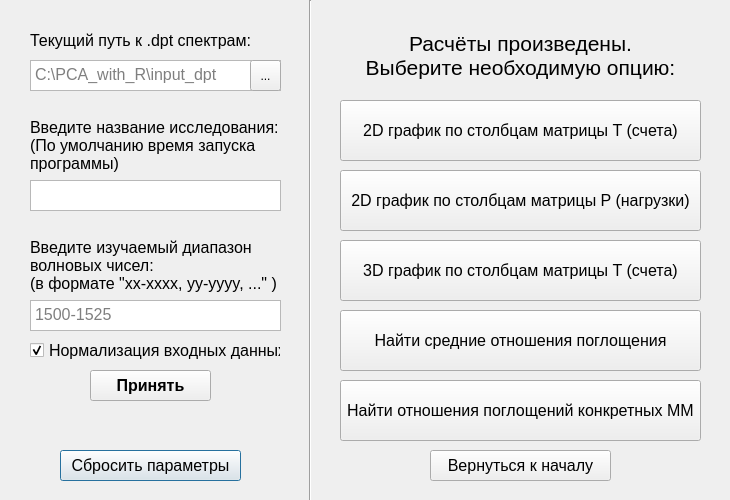
This is interface/SecondWindow.ui in daniil432/PCA_for_IR-spectra_of_blood as Qt 5 draws it before an edit. The edited form follows.
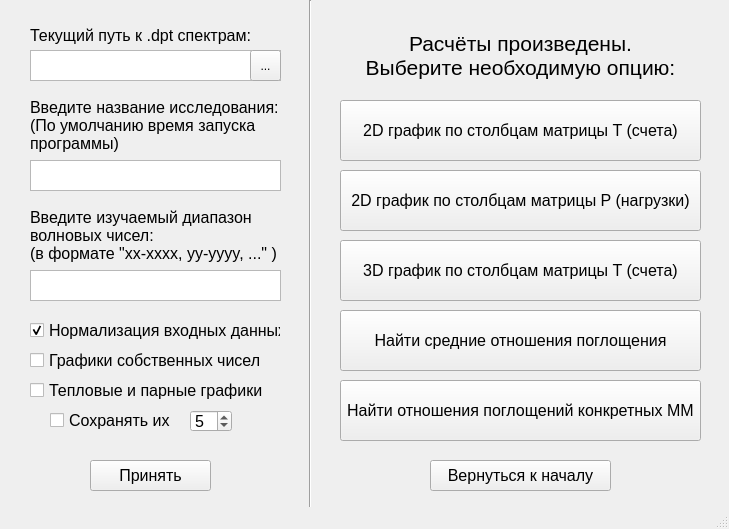
This is the edited form.

The edit to the form file:
```diff
--- a/interface/SecondWindow.ui
+++ b/interface/SecondWindow.ui
@@ -1,193 +1,19 @@
 <?xml version="1.0" encoding="UTF-8"?>
 <ui version="4.0">
- <class>Dialog</class>
- <widget class="QDialog" name="Dialog">
+ <class>MainWindow</class>
+ <widget class="QMainWindow" name="MainWindow">
   <property name="geometry">
    <rect>
     <x>0</x>
     <y>0</y>
-    <width>730</width>
-    <height>500</height>
+    <width>729</width>
+    <height>529</height>
    </rect>
   </property>
   <property name="windowTitle">
-   <string>Dialog</string>
+   <string>MainWindow</string>
   </property>
-  <widget class="QLabel" name="label_2">
-   <property name="geometry">
-    <rect>
-     <x>30</x>
-     <y>110</y>
-     <width>271</width>
-     <height>71</height>
-    </rect>
-   </property>
-   <property name="font">
-    <font>
-     <family>Arial</family>
-     <pointsize>12</pointsize>
-    </font>
-   </property>
-   <property name="mouseTracking">
-    <bool>true</bool>
-   </property>
-   <property name="text">
-    <string>&lt;html&gt;&lt;head/&gt;&lt;body&gt;&lt;p&gt;Введите название исследования:&lt;br/&gt;(По умолчанию время запуска программы)&lt;/p&gt;&lt;/body&gt;&lt;/html&gt;</string>
-   </property>
-   <property name="wordWrap">
-    <bool>true</bool>
-   </property>
-  </widget>
-  <widget class="QCheckBox" name="checkBox">
-   <property name="geometry">
-    <rect>
-     <x>30</x>
-     <y>340</y>
-     <width>251</width>
-     <height>21</height>
-    </rect>
-   </property>
-   <property name="font">
-    <font>
-     <family>Arial</family>
-     <pointsize>12</pointsize>
-    </font>
-   </property>
-   <property name="text">
-    <string>Нормализация входных данных</string>
-   </property>
-   <property name="checked">
-    <bool>true</bool>
-   </property>
-   <property name="tristate">
-    <bool>false</bool>
-   </property>
-  </widget>
-  <widget class="QPushButton" name="clearData">
-   <property name="geometry">
-    <rect>
-     <x>60</x>
-     <y>450</y>
-     <width>181</width>
-     <height>31</height>
-    </rect>
-   </property>
-   <property name="font">
-    <font>
-     <family>Arial</family>
-     <pointsize>12</pointsize>
-    </font>
-   </property>
-   <property name="text">
-    <string>Сбросить параметры</string>
-   </property>
-  </widget>
-  <widget class="QPushButton" name="Loadings_2D">
-   <property name="geometry">
-    <rect>
-     <x>340</x>
-     <y>170</y>
-     <width>361</width>
-     <height>61</height>
-    </rect>
-   </property>
-   <property name="font">
-    <font>
-     <family>Arial</family>
-     <pointsize>12</pointsize>
-    </font>
-   </property>
-   <property name="text">
-    <string>2D график по столбцам матрицы P (нагрузки)</string>
-   </property>
-  </widget>
-  <widget class="QTextEdit" name="Research_name">
-   <property name="geometry">
-    <rect>
-     <x>30</x>
-     <y>180</y>
-     <width>251</width>
-     <height>31</height>
-    </rect>
-   </property>
-   <property name="font">
-    <font>
-     <family>Arial</family>
-     <pointsize>12</pointsize>
-    </font>
-   </property>
-   <property name="html">
-    <string>&lt;!DOCTYPE HTML PUBLIC &quot;-//W3C//DTD HTML 4.0//EN&quot; &quot;http://www.w3.org/TR/REC-html40/strict.dtd&quot;&gt;
-&lt;html&gt;&lt;head&gt;&lt;meta name=&quot;qrichtext&quot; content=&quot;1&quot; /&gt;&lt;style type=&quot;text/css&quot;&gt;
-p, li { white-space: pre-wrap; }
-&lt;/style&gt;&lt;/head&gt;&lt;body style=&quot; font-family:'Arial'; font-size:12pt; font-weight:400; font-style:normal;&quot;&gt;
-&lt;p style=&quot;-qt-paragraph-type:empty; margin-top:0px; margin-bottom:0px; margin-left:0px; margin-right:0px; -qt-block-indent:0; text-indent:0px; font-family:'MS Shell Dlg 2'; font-size:8.25pt;&quot;&gt;&lt;br /&gt;&lt;/p&gt;&lt;/body&gt;&lt;/html&gt;</string>
-   </property>
-  </widget>
-  <widget class="QTextEdit" name="Diapason_choose">
-   <property name="geometry">
-    <rect>
-     <x>30</x>
-     <y>300</y>
-     <width>251</width>
-     <height>31</height>
-    </rect>
-   </property>
-   <property name="font">
-    <font>
-     <family>Arial</family>
-     <pointsize>12</pointsize>
-    </font>
-   </property>
-   <property name="html">
-    <string>&lt;!DOCTYPE HTML PUBLIC &quot;-//W3C//DTD HTML 4.0//EN&quot; &quot;http://www.w3.org/TR/REC-html40/strict.dtd&quot;&gt;
-&lt;html&gt;&lt;head&gt;&lt;meta name=&quot;qrichtext&quot; content=&quot;1&quot; /&gt;&lt;style type=&quot;text/css&quot;&gt;
-p, li { white-space: pre-wrap; }
-&lt;/style&gt;&lt;/head&gt;&lt;body style=&quot; font-family:'Arial'; font-size:12pt; font-weight:400; font-style:normal;&quot;&gt;
-&lt;p style=&quot;-qt-paragraph-type:empty; margin-top:0px; margin-bottom:0px; margin-left:0px; margin-right:0px; -qt-block-indent:0; text-indent:0px; font-family:'MS Shell Dlg 2'; font-size:8.25pt;&quot;&gt;&lt;br /&gt;&lt;/p&gt;&lt;/body&gt;&lt;/html&gt;</string>
-   </property>
-   <property name="placeholderText">
-    <string>1500-1525</string>
-   </property>
-  </widget>
-  <widget class="QLabel" name="label">
-   <property name="geometry">
-    <rect>
-     <x>30</x>
-     <y>20</y>
-     <width>271</width>
-     <height>41</height>
-    </rect>
-   </property>
-   <property name="font">
-    <font>
-     <family>Arial</family>
-     <pointsize>12</pointsize>
-    </font>
-   </property>
-   <property name="text">
-    <string>Текущий путь к .dpt спектрам:</string>
-   </property>
-  </widget>
-  <widget class="QPushButton" name="Scores_3D">
-   <property name="geometry">
-    <rect>
-     <x>340</x>
-     <y>240</y>
-     <width>361</width>
-     <height>61</height>
-    </rect>
-   </property>
-   <property name="font">
-    <font>
-     <family>Arial</family>
-     <pointsize>12</pointsize>
-    </font>
-   </property>
-   <property name="text">
-    <string>3D график по столбцам матрицы T (счета)</string>
-   </property>
-  </widget>
+  <widget class="QWidget" name="centralwidget">
   <widget class="QPushButton" name="Scores_2D">
    <property name="geometry">
     <rect>
@@ -207,11 +33,113 @@
     <string>2D график по столбцам матрицы T (счета)</string>
    </property>
   </widget>
+   <widget class="QPushButton" name="Patients_button">
+    <property name="geometry">
+     <rect>
+      <x>340</x>
+      <y>380</y>
+      <width>361</width>
+      <height>61</height>
+     </rect>
+    </property>
+    <property name="font">
+     <font>
+      <family>Arial</family>
+      <pointsize>12</pointsize>
+     </font>
+    </property>
+    <property name="text">
+     <string>Найти отношения поглощений конкретных ММ</string>
+    </property>
+   </widget>
+   <widget class="QLabel" name="label_4">
+    <property name="enabled">
+     <bool>true</bool>
+    </property>
+    <property name="geometry">
+     <rect>
+      <x>340</x>
+      <y>30</y>
+      <width>361</width>
+      <height>51</height>
+     </rect>
+    </property>
+    <property name="font">
+     <font>
+      <family>Arial</family>
+      <pointsize>16</pointsize>
+     </font>
+    </property>
+    <property name="mouseTracking">
+     <bool>true</bool>
+    </property>
+    <property name="tabletTracking">
+     <bool>false</bool>
+    </property>
+    <property name="acceptDrops">
+     <bool>false</bool>
+    </property>
+    <property name="autoFillBackground">
+     <bool>false</bool>
+    </property>
+    <property name="text">
+     <string>&lt;html&gt;&lt;head/&gt;&lt;body&gt;&lt;p align=&quot;center&quot;&gt;Расчёты произведены.&lt;br/&gt;Выберите необходимую опцию:&lt;/p&gt;&lt;/body&gt;&lt;/html&gt;</string>
+    </property>
+    <property name="scaledContents">
+     <bool>false</bool>
+    </property>
+   </widget>
+   <widget class="QCheckBox" name="checkBox">
+    <property name="geometry">
+     <rect>
+      <x>30</x>
+      <y>320</y>
+      <width>251</width>
+      <height>21</height>
+     </rect>
+    </property>
+    <property name="font">
+     <font>
+      <family>Arial</family>
+      <pointsize>12</pointsize>
+     </font>
+    </property>
+    <property name="text">
+     <string>Нормализация входных данных</string>
+    </property>
+    <property name="checked">
+     <bool>true</bool>
+    </property>
+    <property name="tristate">
+     <bool>false</bool>
+    </property>
+   </widget>
+   <widget class="QPushButton" name="Accept_Button">
+    <property name="geometry">
+     <rect>
+      <x>90</x>
+      <y>460</y>
+      <width>121</width>
+      <height>31</height>
+     </rect>
+    </property>
+    <property name="font">
+     <font>
+      <family>Arial</family>
+      <pointsize>12</pointsize>
+      <weight>50</weight>
+      <bold>false</bold>
+     </font>
+    </property>
+    <property name="text">
+     <string>Принять</string>
+    </property>
+   </widget>
   <widget class="QPushButton" name="Return_home">
    <property name="geometry">
     <rect>
      <x>430</x>
-     <y>450</y>
+      <y>460</y>
      <width>181</width>
      <height>31</height>
     </rect>
@@ -226,49 +154,11 @@
     <string>Вернуться к началу</string>
    </property>
   </widget>
-  <widget class="QPushButton" name="Patients_button">
-   <property name="geometry">
-    <rect>
-     <x>340</x>
-     <y>380</y>
-     <width>361</width>
-     <height>61</height>
-    </rect>
-   </property>
-   <property name="font">
-    <font>
-     <family>Arial</family>
-     <pointsize>12</pointsize>
-    </font>
-   </property>
-   <property name="text">
-    <string>Найти отношения поглощений конкретных ММ</string>
-   </property>
-  </widget>
-  <widget class="QPushButton" name="Average_all">
-   <property name="geometry">
-    <rect>
-     <x>340</x>
-     <y>310</y>
-     <width>361</width>
-     <height>61</height>
-    </rect>
-   </property>
-   <property name="font">
-    <font>
-     <family>Arial</family>
-     <pointsize>12</pointsize>
-    </font>
-   </property>
-   <property name="text">
-    <string>Найти средние отношения поглощения</string>
-   </property>
-  </widget>
   <widget class="QTextEdit" name="pathText">
    <property name="geometry">
     <rect>
      <x>30</x>
-     <y>60</y>
+      <y>50</y>
      <width>251</width>
      <height>31</height>
     </rect>
@@ -287,7 +177,7 @@
 &lt;p style=&quot;-qt-paragraph-type:empty; margin-top:0px; margin-bottom:0px; margin-left:0px; margin-right:0px; -qt-block-indent:0; text-indent:0px;&quot;&gt;&lt;br /&gt;&lt;/p&gt;&lt;/body&gt;&lt;/html&gt;</string>
    </property>
    <property name="placeholderText">
-    <string>C:\PCA_with_R\input_dpt</string>
+     <string/>
    </property>
   </widget>
   <widget class="Line" name="line">
@@ -296,20 +186,104 @@
      <x>300</x>
      <y>0</y>
      <width>20</width>
-     <height>501</height>
+      <height>531</height>
     </rect>
    </property>
    <property name="orientation">
     <enum>Qt::Vertical</enum>
    </property>
   </widget>
-  <widget class="QLabel" name="Error_Message">
+   <widget class="QLabel" name="label_2">
    <property name="geometry">
     <rect>
-     <x>20</x>
+      <x>30</x>
+      <y>90</y>
+      <width>271</width>
+      <height>71</height>
+     </rect>
+    </property>
+    <property name="font">
+     <font>
+      <family>Arial</family>
+      <pointsize>12</pointsize>
+     </font>
+    </property>
+    <property name="mouseTracking">
+     <bool>true</bool>
+    </property>
+    <property name="text">
+     <string>&lt;html&gt;&lt;head/&gt;&lt;body&gt;&lt;p&gt;Введите название исследования:&lt;br/&gt;(По умолчанию время запуска программы)&lt;/p&gt;&lt;/body&gt;&lt;/html&gt;</string>
+    </property>
+    <property name="wordWrap">
+     <bool>true</bool>
+    </property>
+   </widget>
+   <widget class="QCheckBox" name="checkBox_gr">
+    <property name="geometry">
+     <rect>
+      <x>30</x>
+      <y>380</y>
+      <width>251</width>
+      <height>21</height>
+     </rect>
+    </property>
+    <property name="font">
+     <font>
+      <family>Arial</family>
+      <pointsize>12</pointsize>
+     </font>
+    </property>
+    <property name="acceptDrops">
+     <bool>false</bool>
+    </property>
+    <property name="text">
+     <string>Тепловые и парные графики</string>
+    </property>
+    <property name="checked">
+     <bool>false</bool>
+    </property>
+    <property name="tristate">
+     <bool>false</bool>
+    </property>
+   </widget>
+   <widget class="QCheckBox" name="checkBox_save">
+    <property name="geometry">
+     <rect>
+      <x>50</x>
      <y>410</y>
+      <width>121</width>
+      <height>21</height>
+     </rect>
+    </property>
+    <property name="font">
+     <font>
+      <family>Arial</family>
+      <pointsize>12</pointsize>
+     </font>
+    </property>
+    <property name="acceptDrops">
+     <bool>false</bool>
+    </property>
+    <property name="text">
+     <string>Сохранять их</string>
+    </property>
+    <property name="checked">
+     <bool>false</bool>
+    </property>
+    <property name="tristate">
+     <bool>false</bool>
+    </property>
+   </widget>
+   <widget class="QLabel" name="label_3">
+    <property name="enabled">
+     <bool>true</bool>
+    </property>
+    <property name="geometry">
+     <rect>
+      <x>30</x>
+      <y>200</y>
      <width>271</width>
-     <height>41</height>
+      <height>71</height>
     </rect>
    </property>
    <property name="font">
@@ -318,15 +292,52 @@
      <pointsize>12</pointsize>
     </font>
    </property>
+    <property name="mouseTracking">
+     <bool>true</bool>
+    </property>
+    <property name="tabletTracking">
+     <bool>false</bool>
+    </property>
+    <property name="acceptDrops">
+     <bool>false</bool>
+    </property>
+    <property name="autoFillBackground">
+     <bool>false</bool>
+    </property>
    <property name="text">
-    <string/>
+     <string>&lt;html&gt;&lt;head/&gt;&lt;body&gt;&lt;p&gt;Введите изучаемый диапазон волновых чисел:&lt;br/&gt;(в формате &amp;quot;xx-xxxx, yy-yyyy, ...&amp;quot; )&lt;/p&gt;&lt;/body&gt;&lt;/html&gt;</string>
+    </property>
+    <property name="scaledContents">
+     <bool>false</bool>
+    </property>
+    <property name="wordWrap">
+     <bool>true</bool>
+    </property>
+   </widget>
+   <widget class="QPushButton" name="Average_all">
+    <property name="geometry">
+     <rect>
+      <x>340</x>
+      <y>310</y>
+      <width>361</width>
+      <height>61</height>
+     </rect>
+    </property>
+    <property name="font">
+     <font>
+      <family>Arial</family>
+      <pointsize>12</pointsize>
+     </font>
+    </property>
+    <property name="text">
+     <string>Найти средние отношения поглощения</string>
    </property>
   </widget>
   <widget class="QToolButton" name="directory_dpt">
    <property name="geometry">
     <rect>
      <x>250</x>
-     <y>60</y>
+      <y>50</y>
      <width>31</width>
      <height>31</height>
     </rect>
@@ -335,89 +346,76 @@
     <string>...</string>
    </property>
   </widget>
-  <widget class="QLabel" name="label_3">
-   <property name="enabled">
-    <bool>true</bool>
-   </property>
+   <widget class="QLabel" name="label">
    <property name="geometry">
     <rect>
      <x>30</x>
-     <y>230</y>
-     <width>271</width>
-     <height>71</height>
-    </rect>
-   </property>
-   <property name="font">
-    <font>
-     <family>Arial</family>
-     <pointsize>12</pointsize>
-    </font>
-   </property>
-   <property name="mouseTracking">
-    <bool>true</bool>
-   </property>
-   <property name="tabletTracking">
-    <bool>false</bool>
-   </property>
-   <property name="acceptDrops">
-    <bool>false</bool>
-   </property>
-   <property name="autoFillBackground">
-    <bool>false</bool>
-   </property>
-   <property name="text">
-    <string>&lt;html&gt;&lt;head/&gt;&lt;body&gt;&lt;p&gt;Введите изучаемый диапазон волновых чисел:&lt;br/&gt;(в формате &amp;quot;xx-xxxx, yy-yyyy, ...&amp;quot; )&lt;/p&gt;&lt;/body&gt;&lt;/html&gt;</string>
-   </property>
-   <property name="scaledContents">
-    <bool>false</bool>
-   </property>
-   <property name="wordWrap">
-    <bool>true</bool>
-   </property>
-  </widget>
-  <widget class="QLabel" name="label_4">
-   <property name="enabled">
-    <bool>true</bool>
-   </property>
-   <property name="geometry">
-    <rect>
-     <x>340</x>
      <y>20</y>
-     <width>361</width>
-     <height>71</height>
+      <width>271</width>
+      <height>31</height>
     </rect>
    </property>
    <property name="font">
     <font>
      <family>Arial</family>
-     <pointsize>16</pointsize>
-    </font>
-   </property>
-   <property name="mouseTracking">
-    <bool>true</bool>
-   </property>
-   <property name="tabletTracking">
-    <bool>false</bool>
-   </property>
-   <property name="acceptDrops">
-    <bool>false</bool>
-   </property>
-   <property name="autoFillBackground">
-    <bool>false</bool>
-   </property>
+      <pointsize>12</pointsize>
+     </font>
+    </property>
+    <property name="text">
+     <string>Текущий путь к .dpt спектрам:</string>
+    </property>
+   </widget>
+   <widget class="QPushButton" name="Scores_3D">
+    <property name="geometry">
+     <rect>
+      <x>340</x>
+      <y>240</y>
+      <width>361</width>
+      <height>61</height>
+     </rect>
+    </property>
+    <property name="font">
+     <font>
+      <family>Arial</family>
+      <pointsize>12</pointsize>
+     </font>
+    </property>
    <property name="text">
-    <string>&lt;html&gt;&lt;head/&gt;&lt;body&gt;&lt;p align=&quot;center&quot;&gt;Расчёты произведены.&lt;br/&gt;Выберите необходимую опцию:&lt;/p&gt;&lt;/body&gt;&lt;/html&gt;</string>
-   </property>
-   <property name="scaledContents">
-    <bool>false</bool>
-   </property>
-  </widget>
-  <widget class="QPushButton" name="Accept_Button">
+     <string>3D график по столбцам матрицы T (счета)</string>
+    </property>
+   </widget>
+   <widget class="QTextEdit" name="Diapason_choose">
+    <property name="geometry">
+     <rect>
+      <x>30</x>
+      <y>270</y>
+      <width>251</width>
+      <height>31</height>
+     </rect>
+    </property>
+    <property name="font">
+     <font>
+      <family>Arial</family>
+      <pointsize>12</pointsize>
+     </font>
+    </property>
+    <property name="html">
+     <string>&lt;!DOCTYPE HTML PUBLIC &quot;-//W3C//DTD HTML 4.0//EN&quot; &quot;http://www.w3.org/TR/REC-html40/strict.dtd&quot;&gt;
+&lt;html&gt;&lt;head&gt;&lt;meta name=&quot;qrichtext&quot; content=&quot;1&quot; /&gt;&lt;style type=&quot;text/css&quot;&gt;
+p, li { white-space: pre-wrap; }
+&lt;/style&gt;&lt;/head&gt;&lt;body style=&quot; font-family:'Arial'; font-size:12pt; font-weight:400; font-style:normal;&quot;&gt;
+&lt;p style=&quot;-qt-paragraph-type:empty; margin-top:0px; margin-bottom:0px; margin-left:0px; margin-right:0px; -qt-block-indent:0; text-indent:0px; font-family:'MS Shell Dlg 2'; font-size:8.25pt;&quot;&gt;&lt;br /&gt;&lt;/p&gt;&lt;/body&gt;&lt;/html&gt;</string>
+    </property>
+    <property name="placeholderText">
+     <string/>
+    </property>
+   </widget>
+   <widget class="QTextEdit" name="Research_name">
    <property name="geometry">
     <rect>
-     <x>90</x>
-     <y>370</y>
-     <width>121</width>
+      <x>30</x>
+      <y>160</y>
+      <width>251</width>
      <height>31</height>
     </rect>
    </property>
@@ -425,14 +423,80 @@
     <font>
      <family>Arial</family>
      <pointsize>12</pointsize>
-     <weight>75</weight>
-     <bold>true</bold>
-    </font>
-   </property>
+     </font>
+    </property>
+    <property name="html">
+     <string>&lt;!DOCTYPE HTML PUBLIC &quot;-//W3C//DTD HTML 4.0//EN&quot; &quot;http://www.w3.org/TR/REC-html40/strict.dtd&quot;&gt;
+&lt;html&gt;&lt;head&gt;&lt;meta name=&quot;qrichtext&quot; content=&quot;1&quot; /&gt;&lt;style type=&quot;text/css&quot;&gt;
+p, li { white-space: pre-wrap; }
+&lt;/style&gt;&lt;/head&gt;&lt;body style=&quot; font-family:'Arial'; font-size:12pt; font-weight:400; font-style:normal;&quot;&gt;
+&lt;p style=&quot;-qt-paragraph-type:empty; margin-top:0px; margin-bottom:0px; margin-left:0px; margin-right:0px; -qt-block-indent:0; text-indent:0px; font-family:'MS Shell Dlg 2'; font-size:8.25pt;&quot;&gt;&lt;br /&gt;&lt;/p&gt;&lt;/body&gt;&lt;/html&gt;</string>
+    </property>
+   </widget>
+   <widget class="QPushButton" name="Loadings_2D">
+    <property name="geometry">
+     <rect>
+      <x>340</x>
+      <y>170</y>
+      <width>361</width>
+      <height>61</height>
+     </rect>
+    </property>
+    <property name="font">
+     <font>
+      <family>Arial</family>
+      <pointsize>12</pointsize>
+     </font>
+    </property>
    <property name="text">
-    <string>Принять</string>
-   </property>
-  </widget>
+     <string>2D график по столбцам матрицы P (нагрузки)</string>
+    </property>
+   </widget>
+   <widget class="QCheckBox" name="checkBox_eigenvals">
+    <property name="geometry">
+     <rect>
+      <x>30</x>
+      <y>350</y>
+      <width>251</width>
+      <height>21</height>
+     </rect>
+    </property>
+    <property name="font">
+     <font>
+      <family>Arial</family>
+      <pointsize>12</pointsize>
+     </font>
+    </property>
+    <property name="text">
+     <string>Графики собственных чисел</string>
+    </property>
+    <property name="checked">
+     <bool>false</bool>
+    </property>
+    <property name="tristate">
+     <bool>false</bool>
+    </property>
+   </widget>
+   <widget class="QSpinBox" name="pc_num">
+    <property name="geometry">
+     <rect>
+      <x>190</x>
+      <y>410</y>
+      <width>42</width>
+      <height>22</height>
+     </rect>
+    </property>
+    <property name="font">
+     <font>
+      <pointsize>12</pointsize>
+     </font>
+    </property>
+    <property name="value">
+     <number>5</number>
+    </property>
+   </widget>
+  </widget>
+  <widget class="QStatusBar" name="statusbar"/>
  </widget>
  <resources/>
  <connections/>
```
Lines whose indentation alone changed are shown as unchanged.
